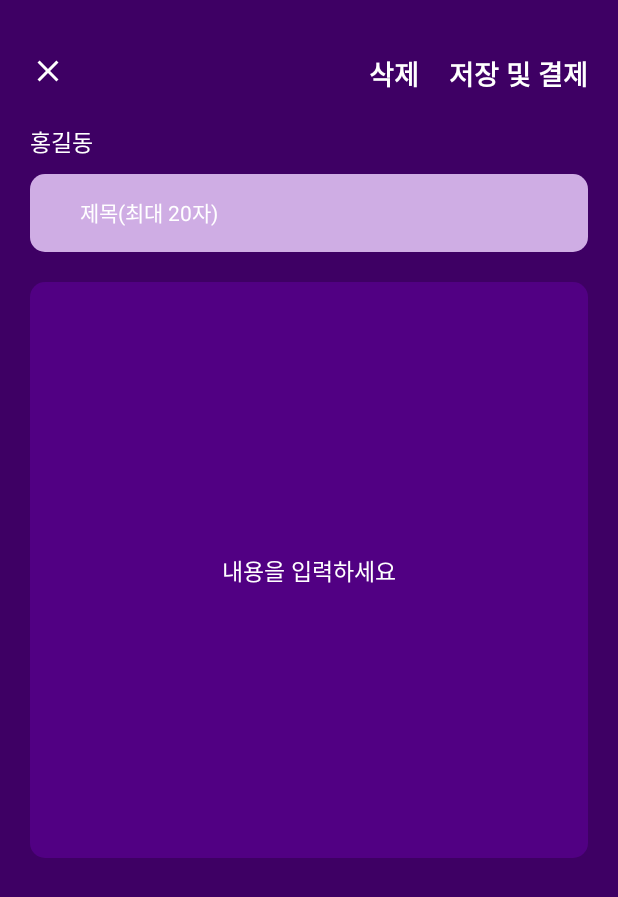
After one commit to Hackathon0704/Android, an Android app: the layout activity_dreaminterpretation_expert_content.xml on its own in the app's theme, with its tools: preview values and no code run, on a phone screen of 412 x 824 dp. The commit adds this screen. Shown: the top 897 px of the screen. Run offline under Robolectric (Android 15) with nearby library versions, the phone set to English and light mode, and no system bars.

Commit message:
FEAT: 꿈해몽 글 작성, 꿈해몽 전문가 글 작성 뷰페이지 완료

```diff
--- a/app/src/main/java/com/example/umc_hackathon/DreamdiaryContentActivity.kt
+++ b/app/src/main/java/com/example/umc_hackathon/DreamdiaryContentActivity.kt
@@ -2,8 +2,9 @@ package com.example.umc_hackathon
 
 import android.os.Bundle
 import androidx.appcompat.app.AppCompatActivity
+import com.example.umc_hackathon.databinding.ActivityDreamdiaryContentBinding
 
-class DreamdiaryContentActivity: AppCompatActivity{
+class DreamdiaryContentActivity: AppCompatActivity(){
     lateinit var  binding: ActivityDreamdiaryContentBinding
 
     override fun onCreate(savedInstanceState: Bundle?) {
--- /dev/null
+++ b/app/src/main/res/layout/activity_dreaminterpretation_expert_content.xml
@@ -0,0 +1,90 @@
+<?xml version="1.0" encoding="utf-8"?>
+<androidx.constraintlayout.widget.ConstraintLayout xmlns:android="http://schemas.android.com/apk/res/android"
+    android:layout_width="match_parent"
+    android:layout_height="match_parent"
+    xmlns:app="http://schemas.android.com/apk/res-auto"
+    android:background="@color/dark_purple"
+    >
+    <ImageButton
+        android:id="@+id/dreaminterpretation_expert_close_ib"
+        android:layout_width="24dp"
+        android:layout_height="24dp"
+        android:src="@drawable/baseline_close_24"
+        android:background="@color/dark_purple"
+        app:layout_constraintTop_toTopOf="@id/dreaminterpretation_expert_save_tv"
+        app:layout_constraintStart_toStartOf="parent"
+        android:layout_marginStart="20dp"
+        />
+
+
+
+    <TextView
+        android:id="@+id/dreaminterpretation_expert_save_tv"
+        android:layout_width="wrap_content"
+        android:layout_height="wrap_content"
+        android:layout_marginTop="35dp"
+        android:layout_marginEnd="20dp"
+        android:fontFamily="@font/pretendardvariable"
+        android:text="저장 및 결제"
+        android:textColor="@color/white"
+        android:textSize="18sp"
+        android:textStyle="bold"
+        app:layout_constraintEnd_toEndOf="parent"
+        app:layout_constraintTop_toTopOf="parent" />
+
+    <TextView
+        android:id="@+id/dreaminterpretation_expert_delete_tv"
+        android:layout_width="wrap_content"
+        android:layout_height="wrap_content"
+        android:layout_marginEnd="20dp"
+        android:fontFamily="@font/pretendardvariable"
+        android:text="삭제"
+        android:textColor="@color/white"
+        android:textSize="18sp"
+        android:textStyle="bold"
+        app:layout_constraintTop_toTopOf="@+id/dreaminterpretation_expert_save_tv"
+        app:layout_constraintEnd_toStartOf="@id/dreaminterpretation_expert_save_tv" />
+
+    <TextView
+        android:id="@+id/dreaminterpretation_expert_id_tv"
+        android:layout_width="wrap_content"
+        android:layout_height="wrap_content"
+        android:textSize="15sp"
+        android:text="홍길동"
+        android:layout_marginTop="20dp"
+        app:layout_constraintTop_toBottomOf="@+id/dreaminterpretation_expert_delete_tv"
+        app:layout_constraintStart_toStartOf="@id/dreaminterpretation_expert_insert_title_et"
+        android:textColor="@color/white"
+        />
+    <EditText
+        android:id="@+id/dreaminterpretation_expert_insert_title_et"
+        android:layout_width="match_parent"
+        android:layout_height="52dp"
+        app:layout_constraintTop_toBottomOf="@+id/dreaminterpretation_expert_id_tv"
+        android:layout_marginTop="10dp"
+        android:layout_marginStart="20dp"
+        android:layout_marginEnd="20dp"
+        android:background="@drawable/edittext_round_corner_rectangle"
+        android:text="          제목(최대 20자)"
+        android:textColor="@color/white"
+        android:textSize="14sp"
+        />
+    <EditText
+        android:id="@+id/dreaminterpretation_expert_insert_content_et"
+        android:layout_width="match_parent"
+        android:layout_height="384dp"
+        android:background="@drawable/edittext_round_corner_rectangle"
+        app:layout_constraintTop_toBottomOf="@+id/dreaminterpretation_expert_insert_title_et"
+        android:layout_marginStart="20dp"
+        android:layout_marginEnd="20dp"
+        android:layout_marginTop="20dp"
+        android:text="내용을 입력하세요"
+        android:textColor="@color/white"
+        android:textSize="15sp"
+        android:gravity="center"
+
+        />
+
+
+
+</androidx.constraintlayout.widget.ConstraintLayout>
```
Also changed, not shown: app/src/main/res/layout/activity_dreaminterpretation_content.xml (added, +79 -0 lines).
